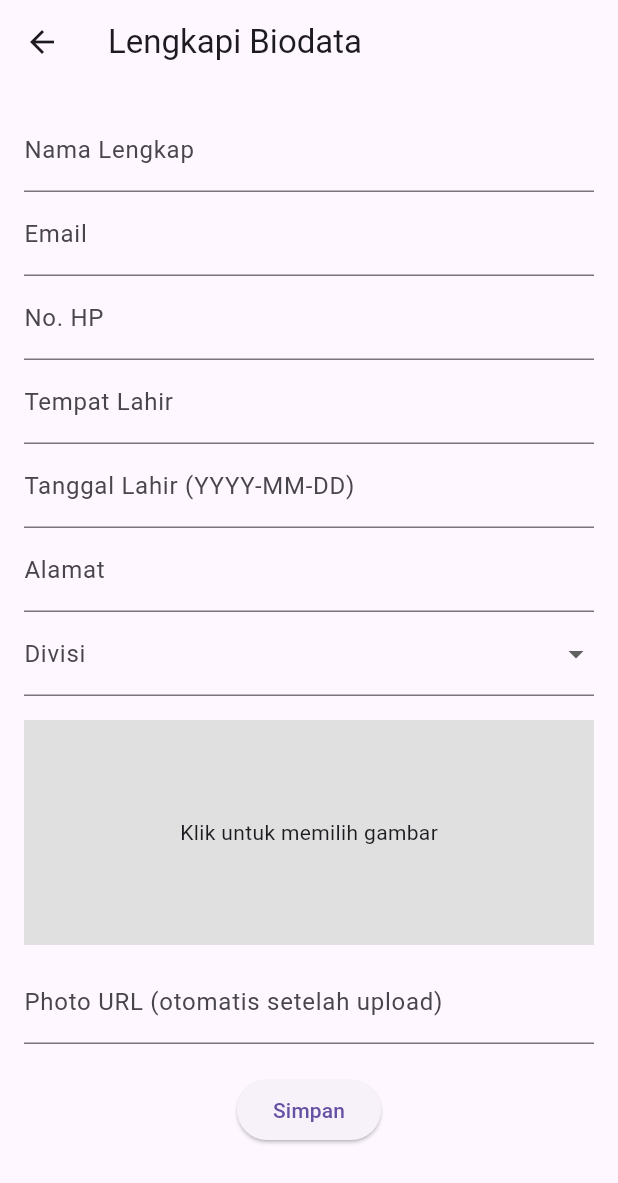
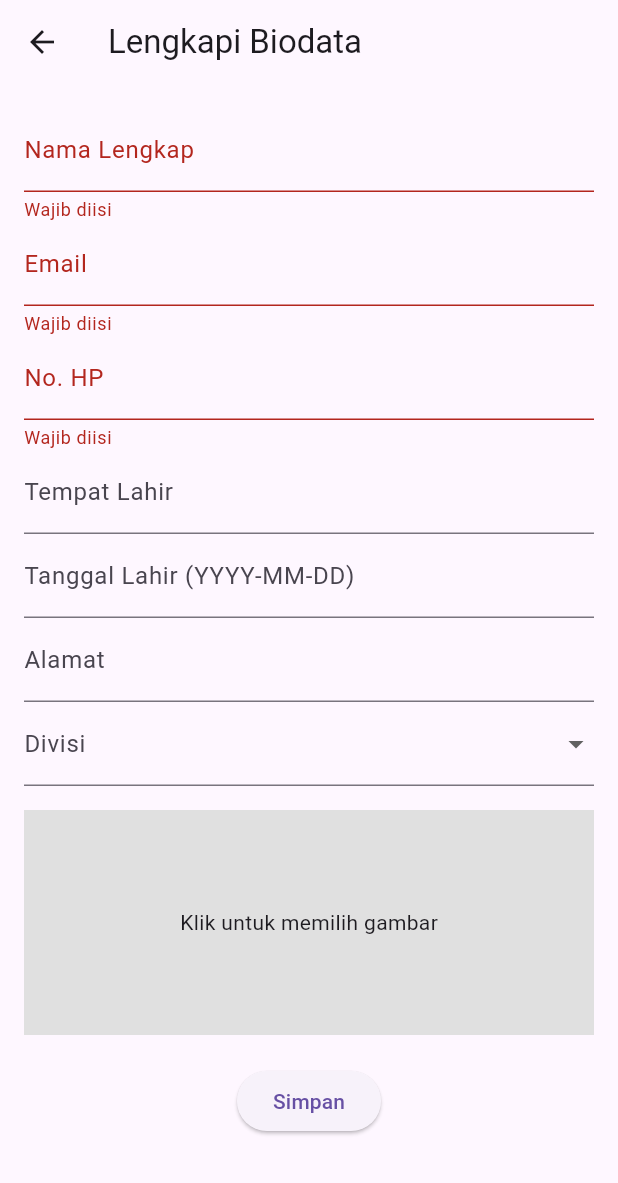
Before and after one commit to dadayan1234/opn_app, a Flutter app: the BiodataFormScreen screen opened by its route, after a tap on "Simpan", on a phone screen of 412 x 824 dp. Shown: the top 1183 px of the screen. Run offline on Flutter 3.47's test engine with Material 3 defaults, Android fonts, the phone set to English and light mode, and no system bars; our stand-ins replace image_picker, shared_preferences; accounts and stored records are empty.

Commit message:
Refactor image upload logic in BiodataFormScreen and improve form validation

```diff
--- a/lib/screens/biodata_screen.dart
+++ b/lib/screens/biodata_screen.dart
@@ -20,52 +20,17 @@ class _BiodataFormScreenState extends State<BiodataFormScreen> {
   final _tempatLahirController = TextEditingController();
   final _tglLahirController = TextEditingController();
   final _alamatController = TextEditingController();
-  final _fotoController = TextEditingController();
   String? _divisi;
-
   File? _selectedImage;
 
   Future<void> _pickImage() async {
     final picker = ImagePicker();
     final image = await picker.pickImage(source: ImageSource.gallery);
 
-    if (image == null) return;
-
-    setState(() {
-      _selectedImage = File(image.path);
-    });
-
-    await _uploadImage(_selectedImage!);
-  }
-
-  Future<void> _uploadImage(File imageFile) async {
-    final prefs = await SharedPreferences.getInstance();
-    final token = prefs.getString('access_token');
-
-    final userInfo = await _getUserInfo(token!);
-    final userId = userInfo?['id'];
-
-    final request = http.MultipartRequest(
-      'POST',
-      Uri.parse('https://beopn.mysesa.site/api/v1/uploads/users/$userId/photo'),
-    );
-    request.headers['Authorization'] = 'Bearer $token';
-    request.headers['accept'] = 'application/json';
-
-    request.files.add(
-      await http.MultipartFile.fromPath('file', imageFile.path),
-    );
-
-    final streamedResponse = await request.send();
-    final response = await http.Response.fromStream(streamedResponse);
-
-    if (response.statusCode == 200) {
-      final data = jsonDecode(response.body);
-      _fotoController.text = data['url']; // asumsikan `url` ada di response
-    } else {
-      ScaffoldMessenger.of(
-        context,
-      ).showSnackBar(const SnackBar(content: Text('Upload gambar gagal')));
+    if (image != null) {
+      setState(() {
+        _selectedImage = File(image.path);
+      });
     }
   }
 
@@ -76,20 +41,49 @@ class _BiodataFormScreenState extends State<BiodataFormScreen> {
     );
 
     if (response.statusCode == 200) {
-      final data = json.decode(response.body);
-      return data;
+      return jsonDecode(response.body);
     }
     return null;
   }
 
+  Future<void> _uploadImage(File imageFile, int userId, String token) async {
+    final request = http.MultipartRequest(
+      'POST',
+      Uri.parse('https://beopn.mysesa.site/api/v1/uploads/users/$userId/photo'),
+    );
+    request.headers['Authorization'] = 'Bearer $token';
+    request.headers['accept'] = 'application/json';
+    request.files.add(
+      await http.MultipartFile.fromPath('file', imageFile.path),
+    );
+
+    final streamedResponse = await request.send();
+    final response = await http.Response.fromStream(streamedResponse);
+
+    if (response.statusCode == 200) {
+      // Optional: tampilkan notifikasi berhasil upload gambar
+    } else {
+      ScaffoldMessenger.of(
+        context,
+      ).showSnackBar(const SnackBar(content: Text('Upload gambar gagal')));
+    }
+  }
+
   Future<void> _submitBiodata() async {
+    if (!_formKey.currentState!.validate()) return;
+
     final prefs = await SharedPreferences.getInstance();
     final token = prefs.getString('access_token');
 
-    final url = Uri.parse('https://beopn.mysesa.site/api/v1/members/biodata/');
+    if (token == null) {
+      ScaffoldMessenger.of(
+        context,
+      ).showSnackBar(const SnackBar(content: Text('Token tidak ditemukan.')));
+      return;
+    }
 
-    final response = await http.post(
-      url,
+    final biodataResponse = await http.post(
+      Uri.parse('https://beopn.mysesa.site/api/v1/members/biodata/'),
       headers: {
         'accept': 'application/json',
         'Authorization': 'Bearer $token',
@@ -103,11 +97,19 @@ class _BiodataFormScreenState extends State<BiodataFormScreen> {
         "birth_date": _tglLahirController.text,
         "division": _divisi,
         "address": _alamatController.text,
-        "photo_url": _fotoController.text,
+        "photo_url": "/uploads/users/default.jpg", // dummy
       }),
     );
 
-    if (response.statusCode == 200 || response.statusCode == 201) {
+    if (biodataResponse.statusCode == 200 ||
+        biodataResponse.statusCode == 201) {
+      final userInfo = await _getUserInfo(token);
+      final userId = userInfo?['id'];
+
+      if (_selectedImage != null && userId != null) {
+        await _uploadImage(_selectedImage!, userId, token);
+      }
+
       Navigator.pushReplacementNamed(context, '/dashboard');
     } else {
       ScaffoldMessenger.of(context).showSnackBar(
@@ -142,14 +144,23 @@ class _BiodataFormScreenState extends State<BiodataFormScreen> {
               TextFormField(
                 controller: _namaController,
                 decoration: const InputDecoration(labelText: 'Nama Lengkap'),
+                validator:
+                    (value) =>
+                        value == null || value.isEmpty ? 'Wajib diisi' : null,
               ),
               TextFormField(
                 controller: _emailController,
                 decoration: const InputDecoration(labelText: 'Email'),
+                validator:
+                    (value) =>
+                        value == null || value.isEmpty ? 'Wajib diisi' : null,
               ),
               TextFormField(
                 controller: _hpController,
                 decoration: const InputDecoration(labelText: 'No. HP'),
+                validator:
+                    (value) =>
+                        value == null || value.isEmpty ? 'Wajib diisi' : null,
               ),
               TextFormField(
                 controller: _tempatLahirController,
@@ -206,14 +217,6 @@ class _BiodataFormScreenState extends State<BiodataFormScreen> {
                         )
                         : Image.file(_selectedImage!, height: 150),
               ),
-              const SizedBox(height: 10),
-              TextFormField(
-                controller: _fotoController,
-                decoration: const InputDecoration(
-                  labelText: 'Photo URL (otomatis setelah upload)',
-                ),
-                readOnly: true,
-              ),
               const SizedBox(height: 20),
               ElevatedButton(
                 onPressed: _submitBiodata,
```
